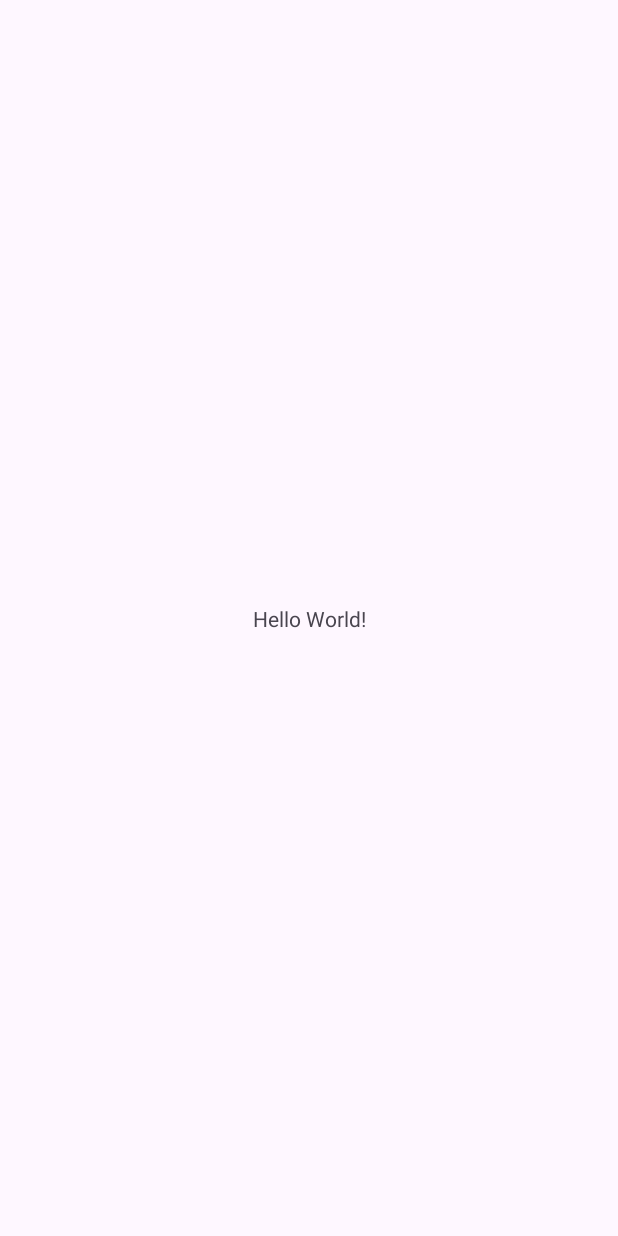
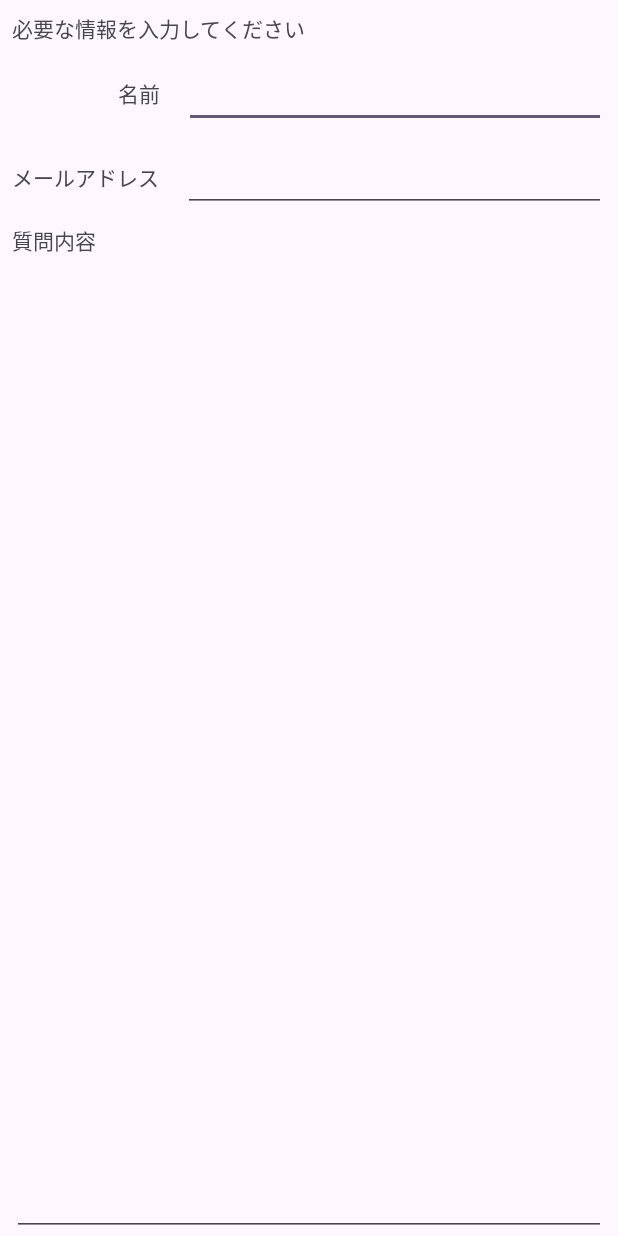
Before and after one commit to its22013/Android1, an Android app: the screen it shows after launch (MainActivity), on a phone screen of 412 x 824 dp. Before the commit the screen is almost empty. Run offline under Robolectric (Android 15) with nearby library versions, the phone set to English and light mode, and no system bars.

Commit message:
chap06.5まで終わり

```diff
--- a/ConstraintLayout/app/src/main/res/layout/activity_main.xml
+++ b/ConstraintLayout/app/src/main/res/layout/activity_main.xml
@@ -7,12 +7,98 @@
     tools:context=".MainActivity">
 
     <TextView
+        android:id="@+id/tvTitle"
         android:layout_width="wrap_content"
         android:layout_height="wrap_content"
-        android:text="Hello World!"
+        android:layout_marginStart="8dp"
+        android:layout_marginTop="8dp"
+        android:text="@string/tv_title"
+        app:layout_constraintStart_toStartOf="parent"
+        app:layout_constraintTop_toTopOf="parent" />
+
+    <TextView
+        android:id="@+id/tvName"
+        android:layout_width="wrap_content"
+        android:layout_height="wrap_content"
+        android:layout_marginEnd="8dp"
+        android:labelFor="@id/etName"
+        android:text="@string/tv_name"
+        app:layout_constraintBaseline_toBaselineOf="@+id/etName"
+        app:layout_constraintEnd_toStartOf="@+id/guideline4" />
+
+    <EditText
+        android:id="@+id/etName"
+        android:layout_width="0dp"
+        android:layout_height="wrap_content"
+        android:layout_marginStart="8dp"
+        android:layout_marginTop="8dp"
+        android:layout_marginEnd="8dp"
+        android:ems="10"
+        android:inputType="text|textPersonName"
+        android:minHeight="48dp"
+        app:layout_constraintEnd_toEndOf="parent"
+        app:layout_constraintStart_toStartOf="@+id/guideline4"
+        app:layout_constraintTop_toBottomOf="@+id/tvTitle" />
+
+    <TextView
+        android:id="@+id/tvMail"
+        android:layout_width="wrap_content"
+        android:layout_height="wrap_content"
+        android:layout_marginStart="8dp"
+        android:layout_marginTop="8dp"
+        android:layout_marginEnd="8dp"
+        android:labelFor="@id/etMail"
+        android:text="@string/tv_mail"
+        app:layout_constraintBaseline_toBaselineOf="@+id/etMail"
+        app:layout_constraintEnd_toStartOf="@+id/etMail"
+        app:layout_constraintStart_toStartOf="parent"
+        app:layout_constraintTop_toBottomOf="@+id/etName" />
+
+    <EditText
+        android:id="@+id/etMail"
+        android:layout_width="0dp"
+        android:layout_height="wrap_content"
+        android:layout_marginStart="8dp"
+        android:layout_marginTop="8dp"
+        android:layout_marginEnd="8dp"
+        android:ems="10"
+        android:inputType="textEmailAddress"
+        android:minHeight="48dp"
+        app:layout_constraintEnd_toEndOf="parent"
+        app:layout_constraintStart_toEndOf="@+id/tvMail"
+        app:layout_constraintTop_toBottomOf="@+id/etName" />
+
+    <TextView
+        android:id="@+id/tvComment"
+        android:layout_width="wrap_content"
+        android:layout_height="wrap_content"
+        android:layout_marginStart="8dp"
+        android:layout_marginTop="8dp"
+        android:labelFor="@id/etComment"
+        android:text="@string/tv_comment"
+        app:layout_constraintStart_toStartOf="parent"
+        app:layout_constraintTop_toBottomOf="@+id/etMail" />
+
+    <EditText
+        android:id="@+id/etComment"
+        android:layout_width="0dp"
+        android:layout_height="0dp"
+        android:layout_marginStart="8dp"
+        android:layout_marginTop="8dp"
+        android:layout_marginEnd="8dp"
+        android:ems="10"
+        android:gravity="start|top"
+        android:inputType="textMultiLine"
+        android:minHeight="48dp"
         app:layout_constraintBottom_toBottomOf="parent"
         app:layout_constraintEnd_toEndOf="parent"
         app:layout_constraintStart_toStartOf="parent"
-        app:layout_constraintTop_toTopOf="parent" />
+        app:layout_constraintTop_toBottomOf="@+id/tvComment" />
 
+    <androidx.constraintlayout.widget.Guideline
+        android:id="@+id/guideline4"
+        android:layout_width="wrap_content"
+        android:layout_height="wrap_content"
+        android:orientation="vertical"
+        app:layout_constraintGuide_begin="115dp" />
 </androidx.constraintlayout.widget.ConstraintLayout>
--- a/ConstraintLayout/app/src/main/res/values/strings.xml
+++ b/ConstraintLayout/app/src/main/res/values/strings.xml
@@ -1,3 +1,10 @@
 <resources>
-    <string name="app_name">ConstraintLayout</string>
+    <string name="app_name">ConstraintLayoutサンプル</string>
+    <string name="tv_title">必要な情報を入力してください</string>
+    <string name="tv_name">名前</string>
+    <string name="tv_mail">メールアドレス</string>
+    <string name="tv_comment">質問内容</string>
+    <string name="bt_confirm">確認</string>
+    <string name="bt_send">送信</string>
+    <string name="bt_clear">クリア</string>
 </resources>
```
